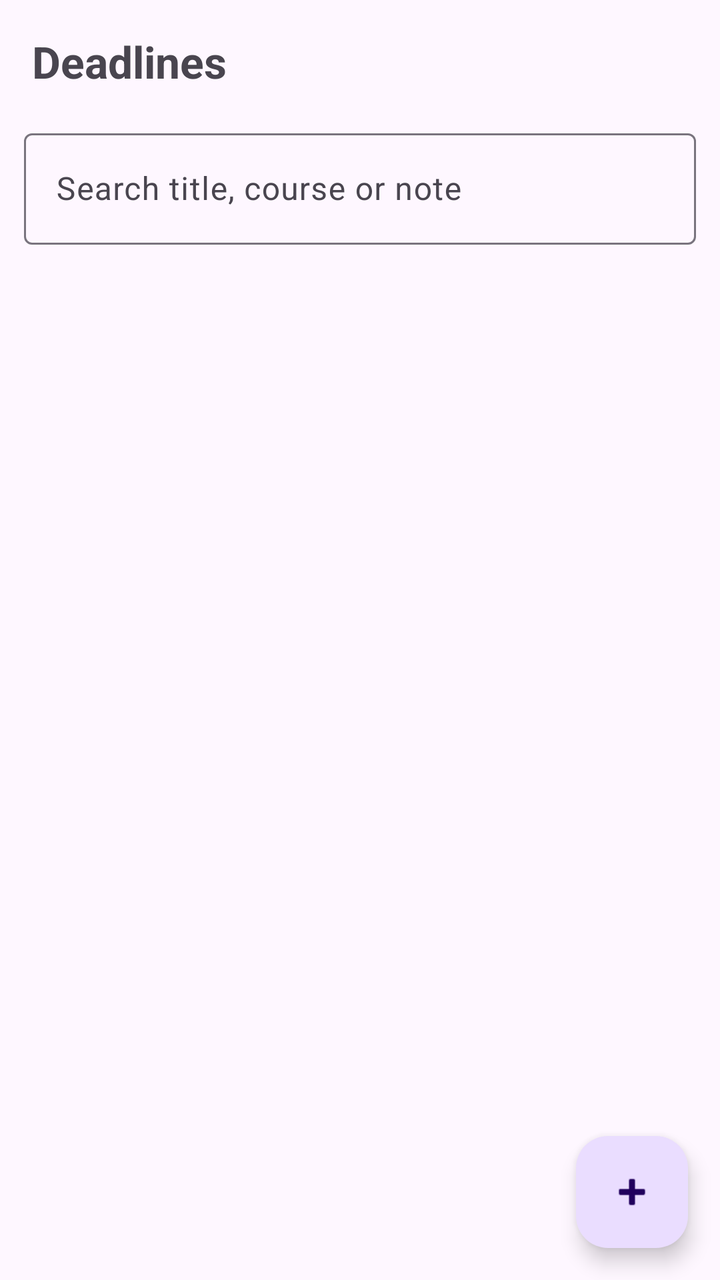
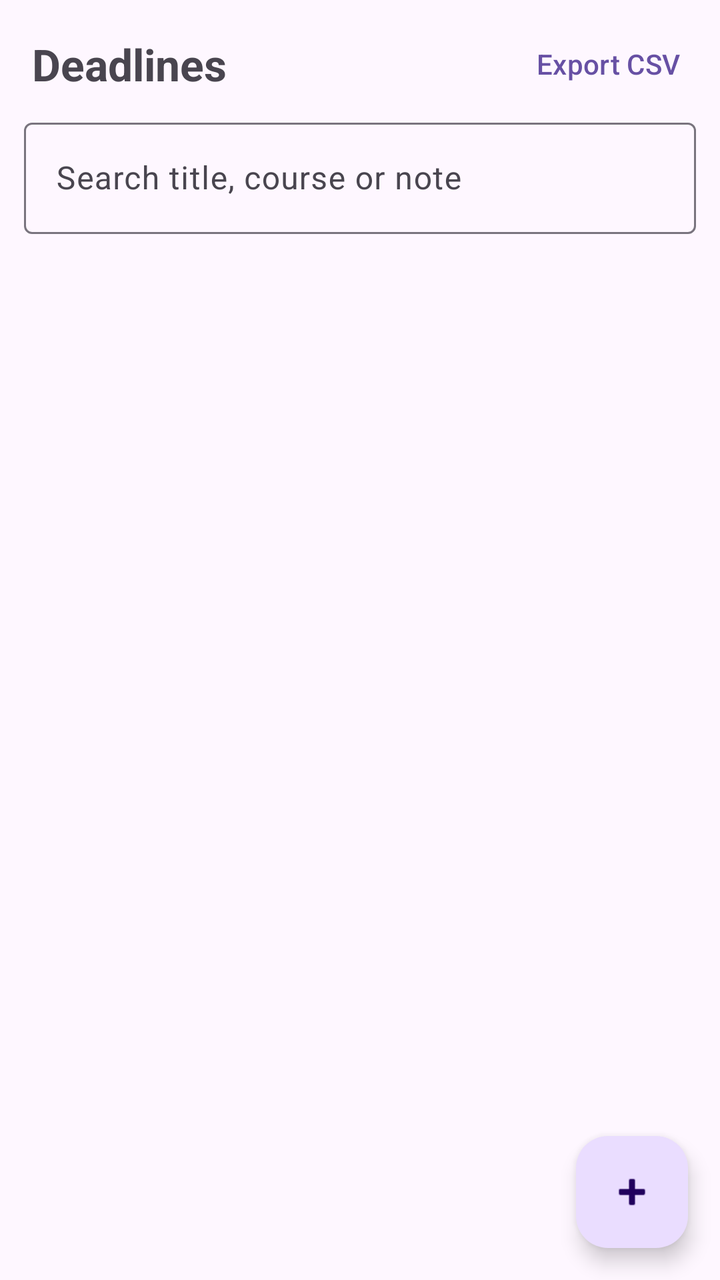

An Android layout rendered at two revisions. The XML below is the earlier revision; the diff shows what the commit changed to produce the second picture.
<!-- AndroidManifest.xml: application theme Theme.CampusCompanion -->
<!-- res/layout/activity_deadlines.xml -->
<?xml version="1.0" encoding="utf-8"?>
<androidx.coordinatorlayout.widget.CoordinatorLayout
    xmlns:android="http://schemas.android.com/apk/res/android"
    android:layout_width="match_parent"
    android:layout_height="match_parent">

    <LinearLayout
        android:layout_width="match_parent"
        android:layout_height="match_parent"
        android:orientation="vertical">

        <TextView
            android:layout_width="match_parent"
            android:layout_height="wrap_content"
            android:padding="16dp"
            android:text="Deadlines"
            android:textSize="22sp"
            android:textStyle="bold" />

        <com.google.android.material.textfield.TextInputLayout
            android:layout_width="match_parent"
            android:layout_height="wrap_content"
            android:layout_marginStart="12dp"
            android:layout_marginEnd="12dp"
            android:hint="Search title, course or note">

            <com.google.android.material.textfield.TextInputEditText
                android:id="@+id/etSearch"
                android:layout_width="match_parent"
                android:layout_height="wrap_content"
                android:inputType="text"
                android:maxLines="1" />
        </com.google.android.material.textfield.TextInputLayout>

        <FrameLayout
            android:layout_width="match_parent"
            android:layout_height="0dp"
            android:layout_weight="1">

            <androidx.recyclerview.widget.RecyclerView
                android:id="@+id/recycler"
                android:layout_width="match_parent"
                android:layout_height="match_parent"
                android:clipToPadding="false"
                android:paddingBottom="88dp" />

            <TextView
                android:id="@+id/emptyText"
                android:layout_width="wrap_content"
                android:layout_height="wrap_content"
                android:layout_gravity="center"
                android:gravity="center"
                android:text="No deadlines yet.\nTap + to add one."
                android:visibility="gone" />
        </FrameLayout>
    </LinearLayout>

    <com.google.android.material.floatingactionbutton.FloatingActionButton
        android:id="@+id/fabAdd"
        android:layout_width="wrap_content"
        android:layout_height="wrap_content"
        android:layout_gravity="bottom|end"
        android:layout_margin="16dp"
        android:contentDescription="Add deadline"
        android:src="@android:drawable/ic_input_add" />
</androidx.coordinatorlayout.widget.CoordinatorLayout>
<!-- resources referenced by this layout -->
<resources>
  <style name="Theme.CampusCompanion" parent="Base.Theme.CampusCompanion" />
  <style name="Base.Theme.CampusCompanion" parent="Theme.Material3.DayNight.NoActionBar">
          
          
      </style>
</resources>

<!-- the commit's change to res/layout/activity_deadlines.xml (unified diff, before → after) -->
@@ -9,13 +9,32 @@
         android:layout_height="match_parent"
         android:orientation="vertical">
 
-        <TextView
+        <LinearLayout
             android:layout_width="match_parent"
             android:layout_height="wrap_content"
-            android:padding="16dp"
-            android:text="Deadlines"
-            android:textSize="22sp"
-            android:textStyle="bold" />
+            android:gravity="center_vertical"
+            android:orientation="horizontal"
+            android:paddingStart="16dp"
+            android:paddingTop="8dp"
+            android:paddingEnd="8dp">
+
+            <TextView
+                android:layout_width="0dp"
+                android:layout_height="wrap_content"
+                android:layout_weight="1"
+                android:paddingTop="8dp"
+                android:paddingBottom="8dp"
+                android:text="Deadlines"
+                android:textSize="22sp"
+                android:textStyle="bold" />
+
+            <com.google.android.material.button.MaterialButton
+                android:id="@+id/btnExport"
+                style="@style/Widget.Material3.Button.TextButton"
+                android:layout_width="wrap_content"
+                android:layout_height="wrap_content"
+                android:text="Export CSV" />
+        </LinearLayout>
 
         <com.google.android.material.textfield.TextInputLayout
             android:layout_width="match_parent"
